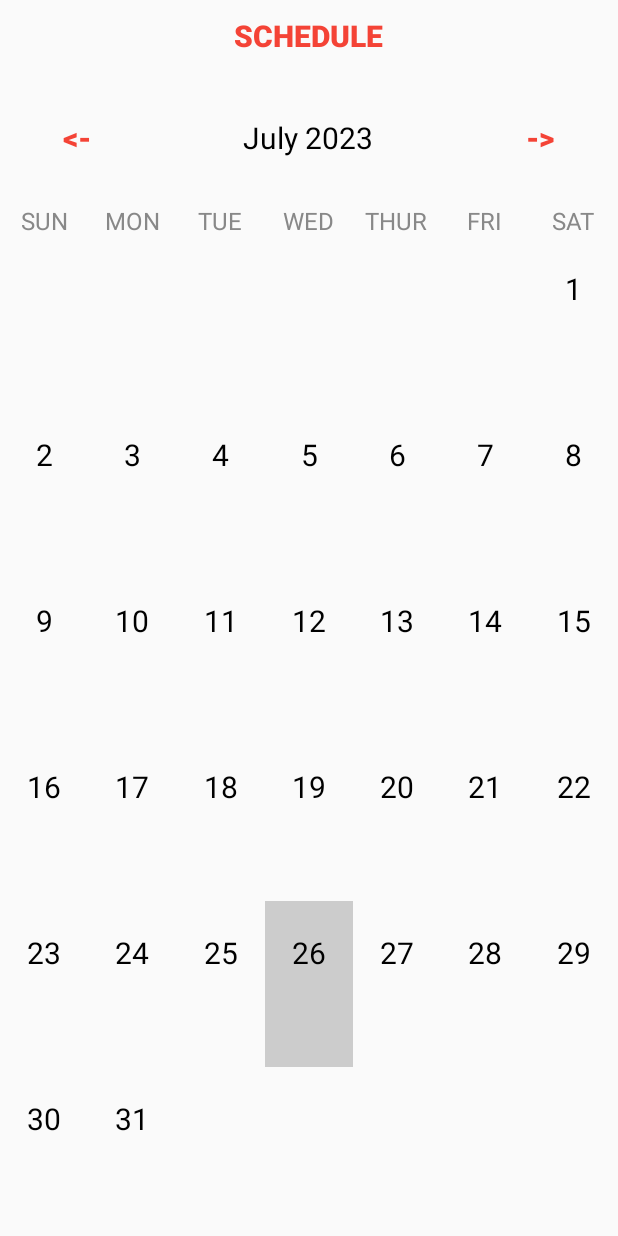
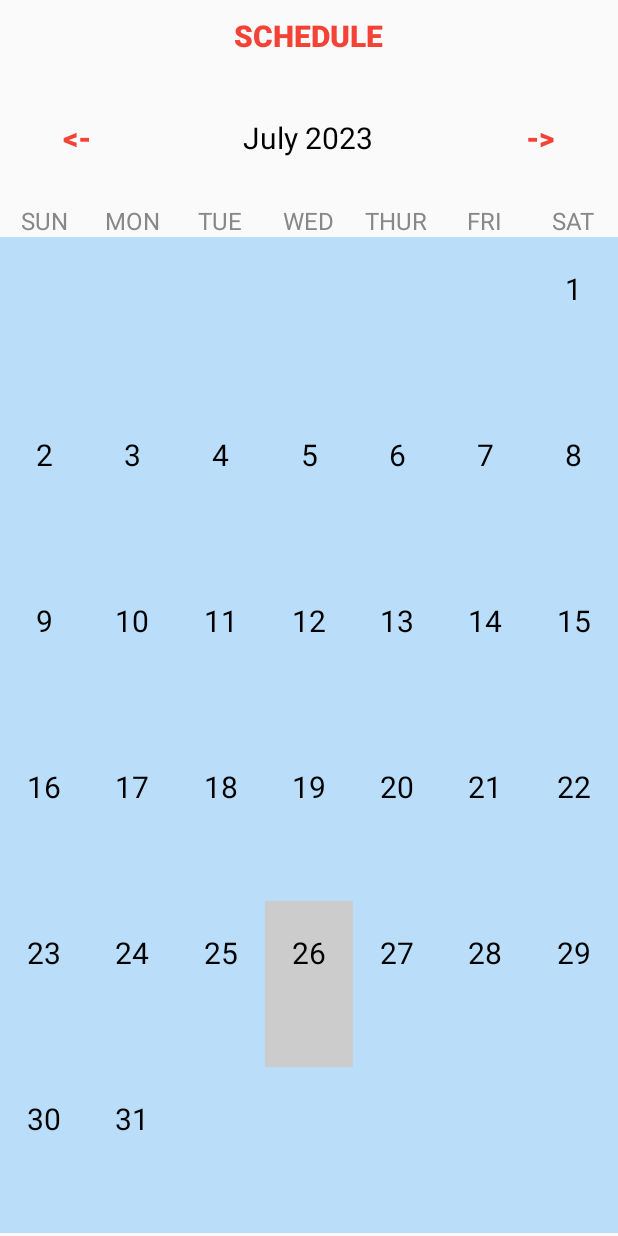
Before and after one commit to Kenobi101/Scheri, an Android app: the MainActivity screen opened directly, with no data from a screen before it, on a phone screen of 412 x 824 dp. Run offline under Robolectric (Android 15) with nearby library versions, the phone set to English and light mode, and no system bars.

Commit message:
Fix issues with opening

```diff
--- a/Scheri/app/src/main/res/layout/calendar_cell.xml
+++ b/Scheri/app/src/main/res/layout/calendar_cell.xml
@@ -3,6 +3,7 @@
     android:layout_width="match_parent"
     android:layout_height="match_parent"
     android:id="@+id/parentView"
+    android:background="#BADEFA"
     xmlns:app="http://schemas.android.com/apk/res-auto">
 
 
--- a/Scheri/app/src/main/res/layout/event_cell.xml
+++ b/Scheri/app/src/main/res/layout/event_cell.xml
@@ -3,6 +3,7 @@
     xmlns:android="http://schemas.android.com/apk/res/android"
     android:orientation="vertical"
     android:layout_width="match_parent"
+    android:background="#BADEFA"
     android:layout_height="60dp">
 
     <TextView
--- a/Scheri/app/src/main/res/layout/schedule_event_edit.xml
+++ b/Scheri/app/src/main/res/layout/schedule_event_edit.xml
@@ -5,6 +5,7 @@
     android:layout_width="match_parent"
     android:layout_height="match_parent"
     android:orientation="vertical"
+    android:background="#BADEFA"
     tools:context=".EventEditActivity">
 
     <TextView
--- a/Scheri/app/src/main/res/layout/schedule_view.xml
+++ b/Scheri/app/src/main/res/layout/schedule_view.xml
@@ -6,6 +6,7 @@
     android:layout_width="match_parent"
     android:layout_height="match_parent"
     android:orientation="vertical"
+    android:background="#BADEFA"
     tools:context=".ScheduleView">
 
     <LinearLayout
```
